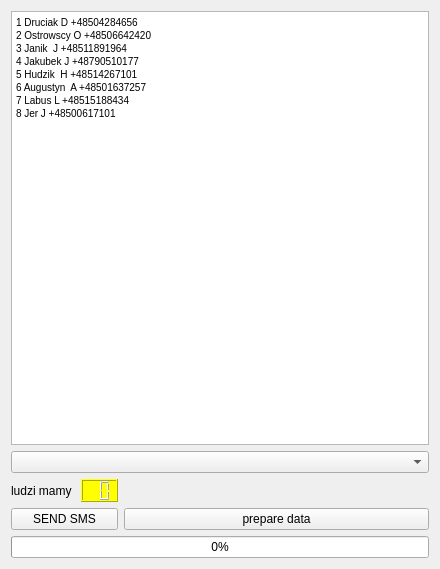
Old version of the form prezenty2/mainwindow.ui in the repository cyniu88/QT_kurs.
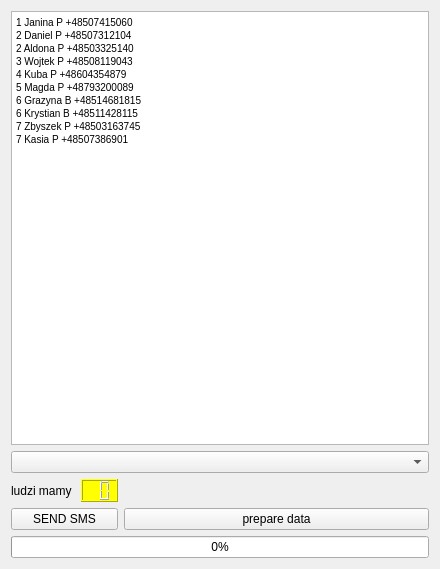
New version of the form.

Commit message: poprawki w prezentach

What changed in the file:
```diff
--- a/prezenty2/mainwindow.ui
+++ b/prezenty2/mainwindow.ui
@@ -89,14 +89,16 @@
 &lt;html&gt;&lt;head&gt;&lt;meta name=&quot;qrichtext&quot; content=&quot;1&quot; /&gt;&lt;style type=&quot;text/css&quot;&gt;
 p, li { white-space: pre-wrap; }
 &lt;/style&gt;&lt;/head&gt;&lt;body style=&quot; font-family:'MS Shell Dlg 2'; font-size:7.8pt; font-weight:400; font-style:normal;&quot;&gt;
-&lt;p style=&quot; margin-top:0px; margin-bottom:0px; margin-left:0px; margin-right:0px; -qt-block-indent:0; text-indent:0px;&quot;&gt;1 Druciak D +48504284656&lt;/p&gt;
-&lt;p style=&quot; margin-top:0px; margin-bottom:0px; margin-left:0px; margin-right:0px; -qt-block-indent:0; text-indent:0px;&quot;&gt;2 Ostrowscy O +48506642420&lt;/p&gt;
-&lt;p style=&quot; margin-top:0px; margin-bottom:0px; margin-left:0px; margin-right:0px; -qt-block-indent:0; text-indent:0px;&quot;&gt;3 Janik  J +48511891964&lt;/p&gt;
-&lt;p style=&quot; margin-top:0px; margin-bottom:0px; margin-left:0px; margin-right:0px; -qt-block-indent:0; text-indent:0px;&quot;&gt;4 Jakubek J +48790510177&lt;/p&gt;
-&lt;p style=&quot; margin-top:0px; margin-bottom:0px; margin-left:0px; margin-right:0px; -qt-block-indent:0; text-indent:0px;&quot;&gt;5 Hudzik  H +48514267101&lt;/p&gt;
-&lt;p style=&quot; margin-top:0px; margin-bottom:0px; margin-left:0px; margin-right:0px; -qt-block-indent:0; text-indent:0px;&quot;&gt;6 Augustyn  A +48501637257&lt;/p&gt;
-&lt;p style=&quot; margin-top:0px; margin-bottom:0px; margin-left:0px; margin-right:0px; -qt-block-indent:0; text-indent:0px;&quot;&gt;7 Labus L +48515188434&lt;/p&gt;
-&lt;p style=&quot; margin-top:0px; margin-bottom:0px; margin-left:0px; margin-right:0px; -qt-block-indent:0; text-indent:0px;&quot;&gt;8 Jer J +48500617101&lt;/p&gt;&lt;/body&gt;&lt;/html&gt;</string>
+&lt;p style=&quot; margin-top:0px; margin-bottom:0px; margin-left:0px; margin-right:0px; -qt-block-indent:0; text-indent:0px;&quot;&gt;1 Janina P +48507415060&lt;/p&gt;
+&lt;p style=&quot; margin-top:0px; margin-bottom:0px; margin-left:0px; margin-right:0px; -qt-block-indent:0; text-indent:0px;&quot;&gt;2 Daniel P +48507312104&lt;/p&gt;
+&lt;p style=&quot; margin-top:0px; margin-bottom:0px; margin-left:0px; margin-right:0px; -qt-block-indent:0; text-indent:0px;&quot;&gt;2 Aldona P +48503325140&lt;/p&gt;
+&lt;p style=&quot; margin-top:0px; margin-bottom:0px; margin-left:0px; margin-right:0px; -qt-block-indent:0; text-indent:0px;&quot;&gt;3 Wojtek P +48508119043&lt;/p&gt;
+&lt;p style=&quot; margin-top:0px; margin-bottom:0px; margin-left:0px; margin-right:0px; -qt-block-indent:0; text-indent:0px;&quot;&gt;4 Kuba P +48604354879&lt;/p&gt;
+&lt;p style=&quot; margin-top:0px; margin-bottom:0px; margin-left:0px; margin-right:0px; -qt-block-indent:0; text-indent:0px;&quot;&gt;5 Magda P +48793200089&lt;/p&gt;
+&lt;p style=&quot; margin-top:0px; margin-bottom:0px; margin-left:0px; margin-right:0px; -qt-block-indent:0; text-indent:0px;&quot;&gt;6 Grazyna B +48514681815&lt;/p&gt;
+&lt;p style=&quot; margin-top:0px; margin-bottom:0px; margin-left:0px; margin-right:0px; -qt-block-indent:0; text-indent:0px;&quot;&gt;6 Krystian B +48511428115&lt;/p&gt;
+&lt;p style=&quot; margin-top:0px; margin-bottom:0px; margin-left:0px; margin-right:0px; -qt-block-indent:0; text-indent:0px;&quot;&gt;7 Zbyszek P +48503163745&lt;/p&gt;
+&lt;p style=&quot; margin-top:0px; margin-bottom:0px; margin-left:0px; margin-right:0px; -qt-block-indent:0; text-indent:0px;&quot;&gt;7 Kasia P +48507386901 &lt;/p&gt;&lt;/body&gt;&lt;/html&gt;</string>
       </property>
      </widget>
     </item>
```
Left out of the diff: 54 changed lines with no effect on the pictures. The commit also changes 1 other file.
